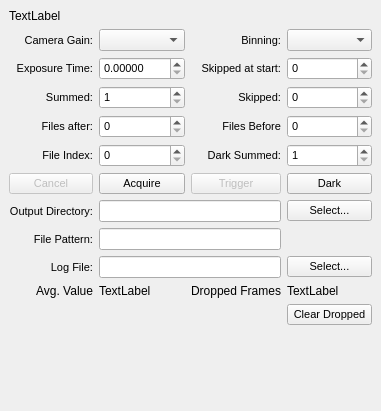
The window that source/qxrdacquiredialog.ui (guyjennings/qxrd) describes before a commit, drawn with Qt 5.
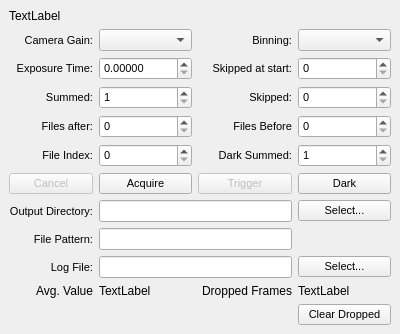
The same window after the commit. Custom widgets are drawn as their Qt base class.

Commit message: Moved dock widgets into separate files

Patch:
```diff
--- a/source/qxrdacquiredialog.ui
+++ b/source/qxrdacquiredialog.ui
@@ -6,8 +6,8 @@
    <rect>
     <x>0</x>
     <y>0</y>
-    <width>381</width>
-    <height>411</height>
+    <width>400</width>
+    <height>300</height>
    </rect>
   </property>
   <property name="windowTitle">
```
Left out of the diff: 2 changed lines with no effect on the pictures. Lines whose indentation alone changed are shown as unchanged. The commit also changes 2 other files.
